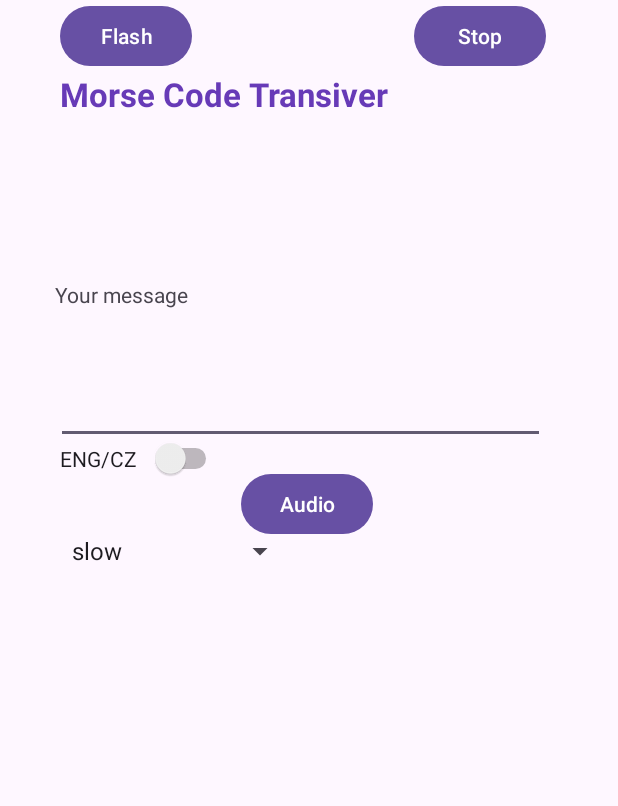
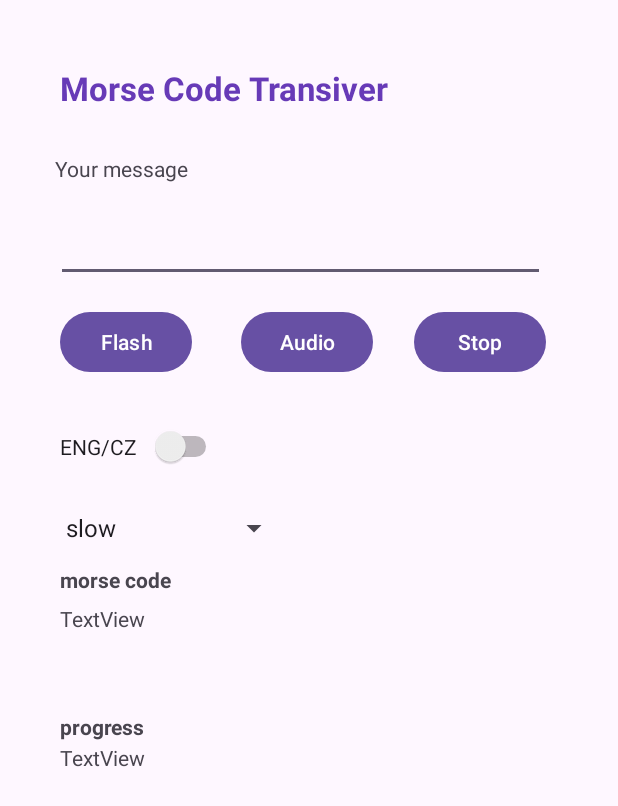
Before and after one commit to MrToxc/MorseCodeApp, an Android app: the screen it shows after launch (MainActivity), on a phone screen of 412 x 824 dp. Shown: the top 806 px of the screen. Run offline under Robolectric (Android 15) with nearby library versions, the phone set to English and light mode, and no system bars.

Commit message:
updated xml

```diff
--- a/app/src/main/java/com/example/morsecode/MainActivity.java
+++ b/app/src/main/java/com/example/morsecode/MainActivity.java
@@ -68,6 +68,8 @@ public class MainActivity extends AppCompatActivity {
                     thread.start();
                 }
             } else {
+                //hasCameraFlash is showing true, when it shoudnt
+                return;
                 //getCzech?
                 //flashing screen
             }
--- a/app/src/main/res/layout/activity_main.xml
+++ b/app/src/main/res/layout/activity_main.xml
@@ -11,31 +11,31 @@
         android:layout_width="wrap_content"
         android:layout_height="wrap_content"
         android:layout_marginStart="40dp"
+        android:layout_marginTop="16dp"
         android:text="Flash"
         app:layout_constraintStart_toStartOf="parent"
-        tools:layout_editor_absoluteY="219dp" />
+        app:layout_constraintTop_toBottomOf="@+id/input" />
 
     <Switch
         android:id="@+id/switchLanguage"
         android:layout_width="108dp"
         android:layout_height="51dp"
-        android:layout_marginTop="280dp"
+        android:layout_marginTop="20dp"
         android:text="ENG/CZ"
         app:layout_constraintEnd_toEndOf="parent"
         app:layout_constraintHorizontal_bias="0.132"
         app:layout_constraintStart_toStartOf="parent"
-        app:layout_constraintTop_toTopOf="parent" />
+        app:layout_constraintTop_toBottomOf="@+id/button" />
 
     <Spinner
         android:id="@+id/spinner"
         android:layout_width="157dp"
         android:layout_height="25dp"
-        android:layout_marginStart="40dp"
+        android:layout_marginStart="36dp"
+        android:layout_marginTop="16dp"
         android:spinnerMode="dropdown"
-        app:layout_constraintBottom_toBottomOf="parent"
         app:layout_constraintStart_toStartOf="parent"
-        app:layout_constraintTop_toBottomOf="@+id/switchLanguage"
-        app:layout_constraintVertical_bias="0.05" />
+        app:layout_constraintTop_toBottomOf="@+id/switchLanguage" />
 
     <Button
         android:id="@+id/buttonAudio"
@@ -52,40 +52,40 @@
         android:id="@+id/input"
         android:layout_width="326dp"
         android:layout_height="44dp"
-        android:layout_marginBottom="528dp"
+        android:layout_marginTop="8dp"
         android:ems="10"
         android:inputType="text"
-        app:layout_constraintBottom_toBottomOf="parent"
         app:layout_constraintEnd_toEndOf="parent"
         app:layout_constraintHorizontal_bias="0.435"
-        app:layout_constraintStart_toStartOf="parent" />
+        app:layout_constraintStart_toStartOf="parent"
+        app:layout_constraintTop_toBottomOf="@+id/textView2" />
 
     <TextView
         android:id="@+id/textView2"
         android:layout_width="96dp"
         android:layout_height="33dp"
+        android:layout_marginTop="11dp"
         android:text="Your message"
-        app:layout_constraintBottom_toTopOf="@+id/input"
         app:layout_constraintEnd_toEndOf="parent"
         app:layout_constraintHorizontal_bias="0.117"
         app:layout_constraintStart_toStartOf="parent"
-        app:layout_constraintTop_toBottomOf="@+id/textViewHeading"
-        app:layout_constraintVertical_bias="0.741" />
+        app:layout_constraintTop_toBottomOf="@+id/textViewHeading" />
 
     <Button
         android:id="@+id/buttonStop"
         android:layout_width="wrap_content"
         android:layout_height="wrap_content"
+        android:layout_marginTop="16dp"
         android:layout_marginEnd="48dp"
         android:text="Stop"
         app:layout_constraintEnd_toEndOf="parent"
-        tools:layout_editor_absoluteY="219dp" />
+        app:layout_constraintTop_toBottomOf="@+id/input" />
 
     <TextView
         android:id="@+id/textViewHeading"
         android:layout_width="274dp"
         android:layout_height="47dp"
-        android:layout_marginTop="48dp"
+        android:layout_marginTop="44dp"
         android:text="Morse Code Transiver"
         android:textAppearance="@style/TextAppearance.AppCompat.Large"
         android:textColor="#673AB7"
@@ -95,4 +95,46 @@
         app:layout_constraintStart_toStartOf="parent"
         app:layout_constraintTop_toTopOf="parent" />
 
+    <TextView
+        android:id="@+id/textView3"
+        android:layout_width="330dp"
+        android:layout_height="36dp"
+        android:layout_marginStart="40dp"
+        android:text="TextView"
+        app:layout_constraintStart_toStartOf="parent"
+        app:layout_constraintTop_toBottomOf="@+id/morseCodeOriginal" />
+
+    <TextView
+        android:id="@+id/morseCodeOriginal"
+        android:layout_width="119dp"
+        android:layout_height="26dp"
+        android:layout_marginStart="40dp"
+        android:layout_marginTop="12dp"
+        android:text="morse code"
+        android:textStyle="bold"
+        app:layout_constraintStart_toStartOf="parent"
+        app:layout_constraintTop_toBottomOf="@+id/spinner" />
+
+    <TextView
+        android:id="@+id/textView6"
+        android:layout_width="330dp"
+        android:layout_height="36dp"
+        android:layout_marginStart="40dp"
+        android:text="TextView"
+        app:layout_constraintBottom_toBottomOf="parent"
+        app:layout_constraintStart_toStartOf="parent"
+        app:layout_constraintTop_toBottomOf="@+id/morseCodeProgress"
+        app:layout_constraintVertical_bias="0.004" />
+
+    <TextView
+        android:id="@+id/morseCodeProgress"
+        android:layout_width="wrap_content"
+        android:layout_height="wrap_content"
+        android:layout_marginStart="40dp"
+        android:layout_marginTop="36dp"
+        android:text="progress"
+        android:textStyle="bold"
+        app:layout_constraintStart_toStartOf="parent"
+        app:layout_constraintTop_toBottomOf="@+id/textView3" />
+
 </androidx.constraintlayout.widget.ConstraintLayout>
```
Also changed, not shown: 1 other file.
